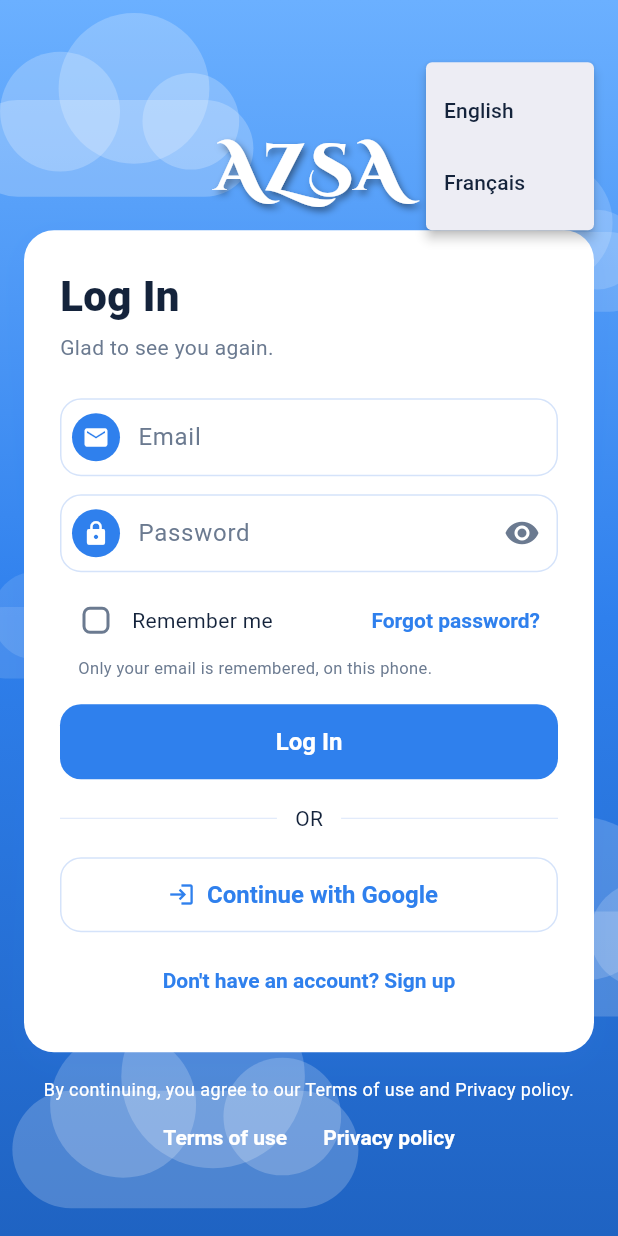
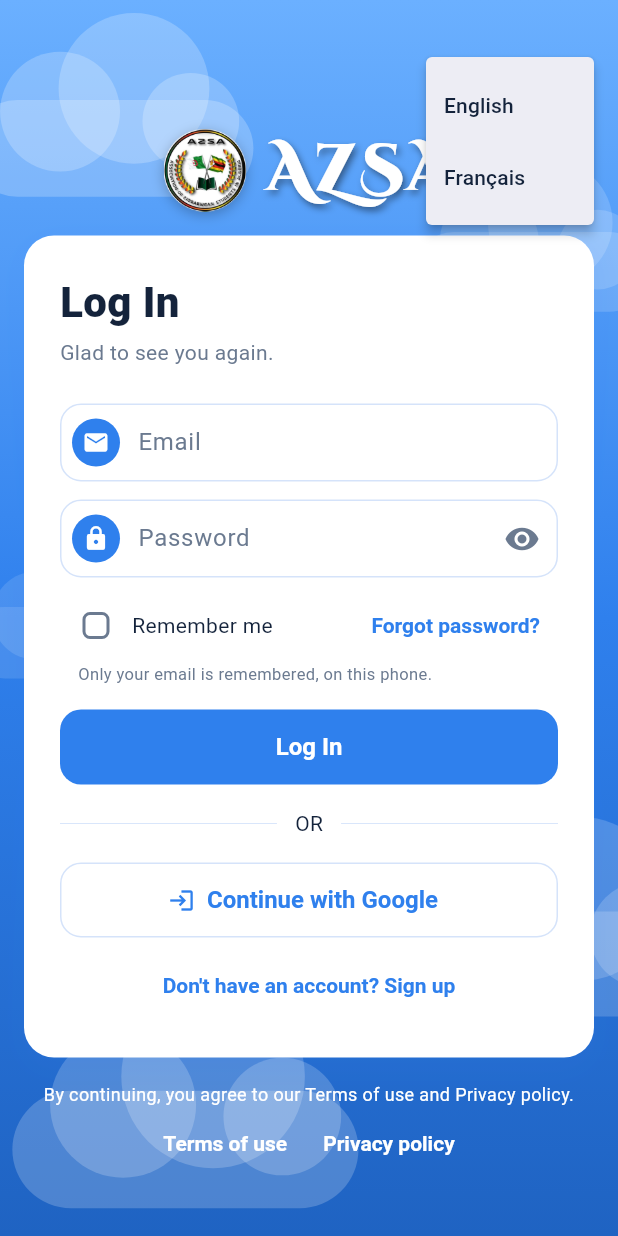
Before and after one commit to mudaranokutenda-glitch/unibridge, a Flutter app: the screen it shows after launch, after a tap on the "translate" icon, on a phone screen of 412 x 824 dp. Run offline on Flutter 3.47's test engine with Material 3 defaults, Android fonts, the phone set to English and light mode, and no system bars; our stand-ins replace audioplayers, file_picker, firebase_core, firebase_messaging, flutter_local_notifications, google_sign_in and 3 more; accounts and stored records are empty.

Commit message:
fix17: logo shown about 4 s, AZSA circle next to the name
Co-Authored-By: Claude Opus 5.5 <noreply@anthropic.com>
Claude-Session: https://claude.ai/code/session_016PmVJYn7BfcmWT52kLhTjJ

```diff
--- a/lib/brand.dart
+++ b/lib/brand.dart
@@ -6,19 +6,23 @@ import 'package:flutter/material.dart';
 // a free look-alike of the "Algerian" font, which may not be put in an app.
 
 const String kAppName = 'AZSA';
+// The AZSA circle, shown next to the name.
+const String kAppCircleLogo = 'assets/logo/azsa_circle.png';
 
 class AppWordmark extends StatelessWidget {
   final double size;
   // null = the colour of the text around it (for example the top bar).
   final Color? color;
-  const AppWordmark({super.key, this.size = 34, this.color});
+  // false = the name only, without the circle.
+  final bool showLogo;
+  const AppWordmark({super.key, this.size = 34, this.color, this.showLogo = true});
 
   @override
   Widget build(BuildContext context) {
     final textColor = color ?? DefaultTextStyle.of(context).style.color ?? Colors.white;
     // A light title gets a darker shadow, a dark title a softer one.
     final light = textColor.computeLuminance() > 0.5;
-    return Text(
+    final name = Text(
       kAppName,
       textAlign: TextAlign.center,
       maxLines: 1,
@@ -38,5 +42,34 @@ class AppWordmark extends StatelessWidget {
         ],
       ),
     );
+    if (!showLogo) return name;
+    final logoSize = size * 1.25;
+    return Row(
+      mainAxisSize: MainAxisSize.min,
+      mainAxisAlignment: MainAxisAlignment.center, // centred on the login screen
+      children: [
+        // A soft shadow under the circle, like the one under the letters.
+        DecoratedBox(
+          decoration: BoxDecoration(
+            shape: BoxShape.circle,
+            boxShadow: [
+              BoxShadow(
+                color: Colors.black.withValues(alpha: 0.25),
+                blurRadius: size * 0.15,
+                offset: Offset(0, size * 0.05),
+              ),
+            ],
+          ),
+          child: Image.asset(
+            kAppCircleLogo,
+            width: logoSize,
+            height: logoSize,
+            errorBuilder: (_, _, _) => const SizedBox.shrink(),
+          ),
+        ),
+        SizedBox(width: size * 0.3),
+        Flexible(child: name),
+      ],
+    );
   }
 }
--- a/lib/intro.dart
+++ b/lib/intro.dart
@@ -9,13 +9,15 @@ import 'app_icons.dart';
 import 'app_theme.dart';
 import 'startup_sound.dart';
 
-// ---------------- Start-up intro (about 2 seconds) ----------------
+// ---------------- Start-up intro (about 4 seconds) ----------------
 // White screen: the full AZSA logo fades and scales in while the start-up sound
 // plays. After that the app goes to the login screen or to the home screen.
 // It runs once per cold start. Logo file: assets/logo/logo.jpg (without it a
 // simple icon is shown).
 
 const String kLogoAsset = 'assets/logo/logo.jpg';
+// How long the full logo stays after it has appeared.
+const Duration kLogoHold = Duration(milliseconds: 2600);
 
 class IntroScreen extends StatefulWidget {
   const IntroScreen({super.key});
@@ -28,7 +30,7 @@ class _IntroScreenState extends State<IntroScreen>
     with SingleTickerProviderStateMixin {
   late final AnimationController controller = AnimationController(
     vsync: this,
-    duration: const Duration(milliseconds: 2000),
+    duration: const Duration(milliseconds: 1400),
   );
   late final Animation<double> logoFade = CurvedAnimation(
     parent: controller,
@@ -44,7 +46,11 @@ class _IntroScreenState extends State<IntroScreen>
   void initState() {
     super.initState();
     StartupSound.playOnce();
-    controller.forward().whenComplete(goOn);
+    // The logo grows in (1.4 s), then stays on screen until about 4 s in total.
+    controller.forward().whenComplete(() async {
+      await Future<void>.delayed(kLogoHold);
+      goOn();
+    });
   }
 
   // After the animation: the same screen the app showed before the intro existed.
```
Also changed, not shown: assets/logo/azsa_circle.png (added).
